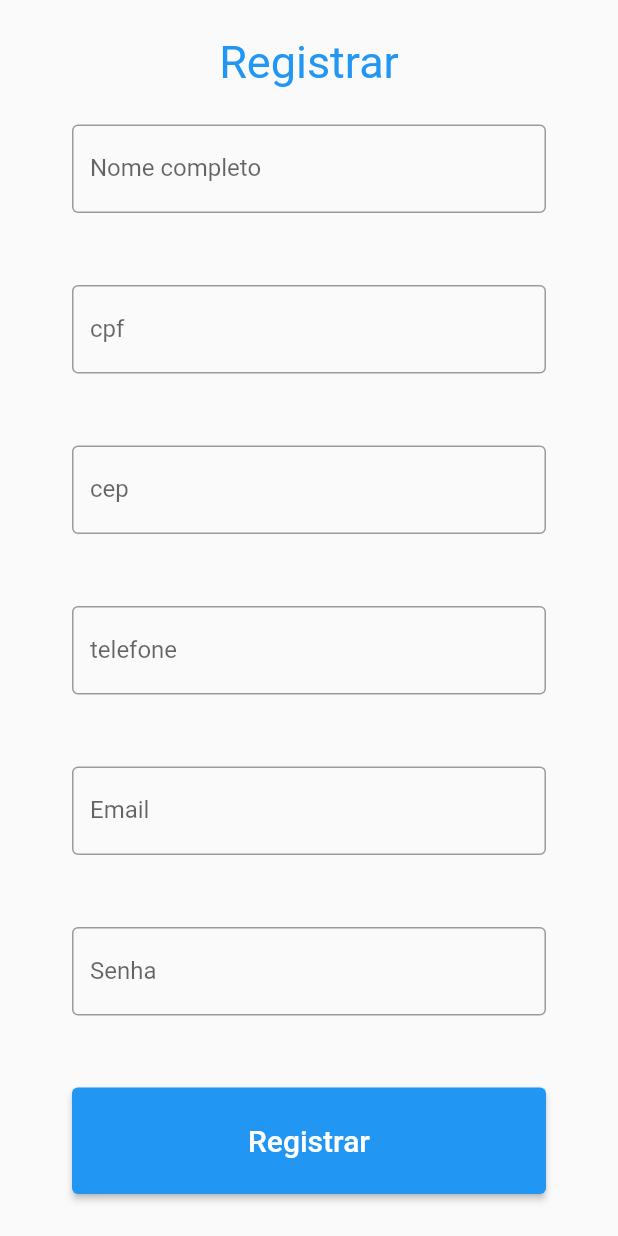
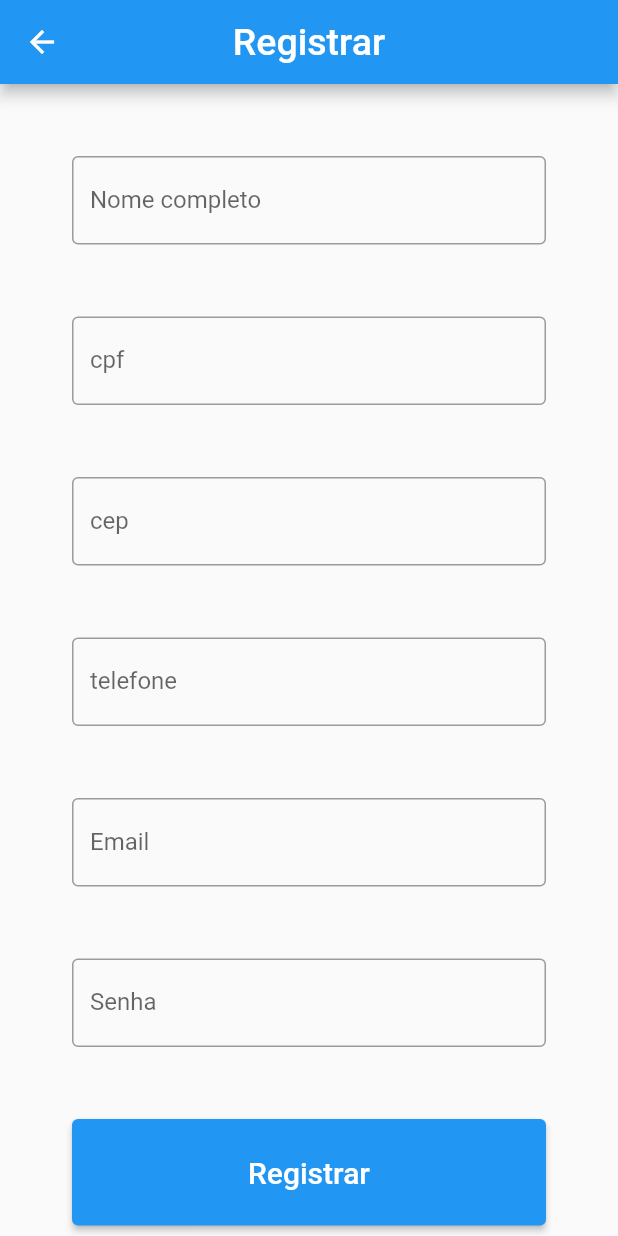
Before and after one commit to Rafael-Carriel/Projeto_Integrador, a Flutter app: the screen it shows after launch, after a tap on "Não possui uma conta? Cadastre-se", on a phone screen of 412 x 824 dp. Run offline on Flutter 3.47's test engine with Material 2 defaults, Android fonts, the phone set to English and light mode, and no system bars; our stand-ins replace brasil_fields, cloud_firestore, firebase_auth, firebase_core; accounts and stored records are empty.

Commit message:
versão final sem erros

```diff
--- a/lib/screens/login_page.dart
+++ b/lib/screens/login_page.dart
@@ -70,6 +70,15 @@ class _LoginPageState extends State<LoginPage> {
   @override
   Widget build(BuildContext context) {
     return Scaffold(
+      appBar: AppBar(
+        title: const Text(
+          "Bem vindo ao Can Work",
+          style: TextStyle(
+            fontSize: 25.0,
+          ),
+        ),
+        centerTitle: true,
+      ),
       body: SingleChildScrollView(
         child: Padding(
           padding: const EdgeInsets.all(24),
@@ -78,10 +87,6 @@ class _LoginPageState extends State<LoginPage> {
             child: Column(
               mainAxisAlignment: MainAxisAlignment.center,
               children: [
-                Text(
-                  "Bem vindo ao Can Work",
-                  style: const TextStyle(fontSize: 30.0, color: Colors.blue),
-                ),
                 Padding(
                   padding: const EdgeInsets.all(24),
                   child: TextFormField(
--- a/lib/screens/register_page.dart
+++ b/lib/screens/register_page.dart
@@ -44,6 +44,15 @@ class _RegisterPageState extends State<RegisterPage> {
 
   Widget build(BuildContext context) {
     return Scaffold(
+      appBar: AppBar(
+        title: const Text(
+          "Registrar",
+          style: TextStyle(
+            fontSize: 25.0,
+          ),
+        ),
+        centerTitle: true,
+      ),
       body: SingleChildScrollView(
         child: Padding(
           padding: const EdgeInsets.all(24),
@@ -53,10 +62,6 @@ class _RegisterPageState extends State<RegisterPage> {
             child: Column(
               mainAxisAlignment: MainAxisAlignment.center,
               children: [
-                const Text(
-                  "Registrar",
-                  style: TextStyle(fontSize: 30.0, color: Colors.blue),
-                ),
                 Padding(
                   padding: const EdgeInsets.all(24),
                   child: TextFormField(
```
Also changed, not shown: lib/databases/db_postagems.dart (+1 -23 lines), lib/databases/postagem.dart (deleted, +0 -53 lines), lib/screens/postagem_screen.dart (+65 -27 lines), 5 other files.
